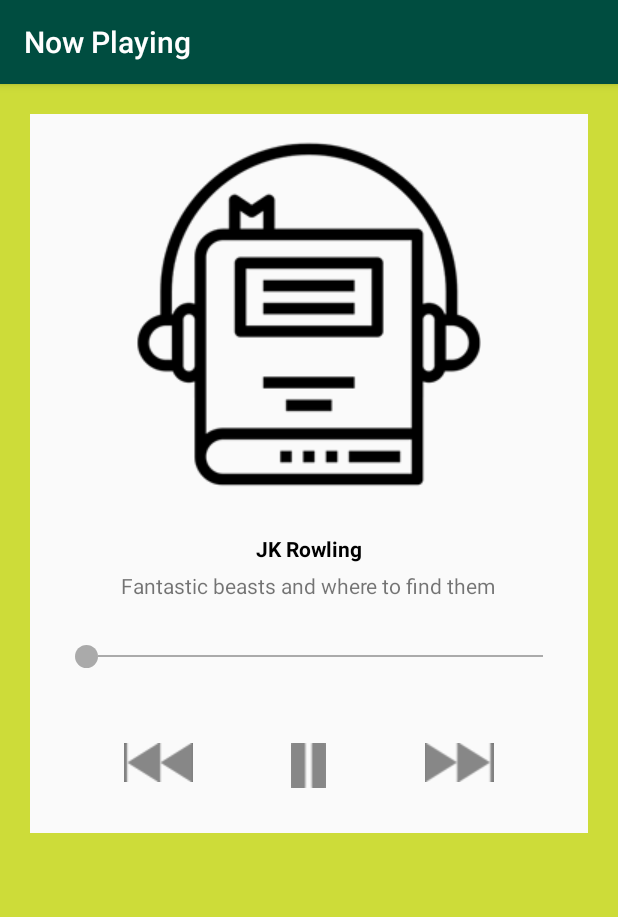
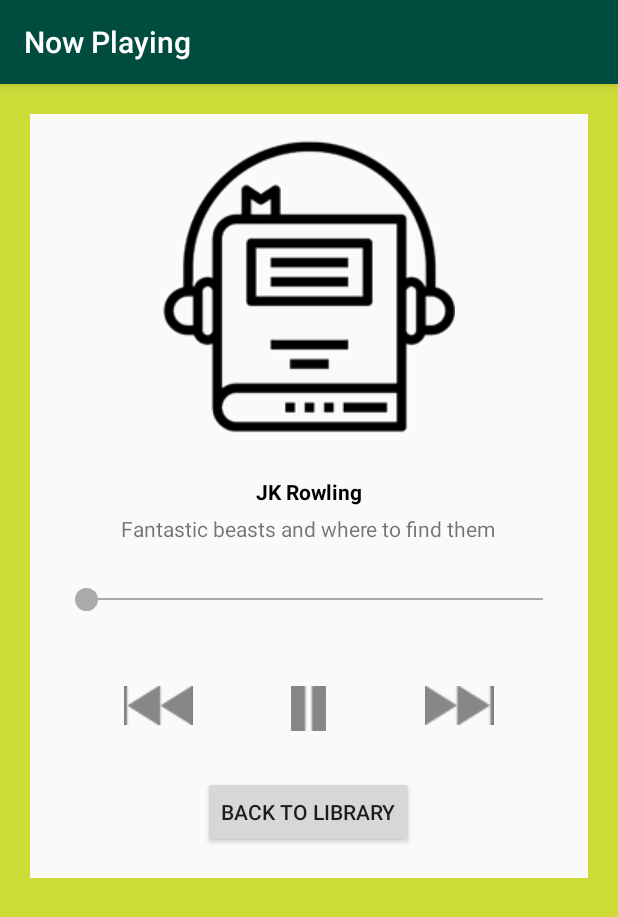
Before and after one commit to marielexoteria/LimeMusicPlayer, an Android app: the AudiobooksActivity screen opened directly, with no data from a screen before it, after a tap on "JK Rowling", on a phone screen of 412 x 824 dp. Shown: the top 917 px of the screen. Run offline under Robolectric (Android 15) with nearby library versions, the phone set to English and light mode, and no system bars.

Commit message:
Adding a back button to the views as per the project rubric

```diff
--- a/app/src/main/java/com/example/android/mymusicplayer/AudiobooksActivity.java
+++ b/app/src/main/java/com/example/android/mymusicplayer/AudiobooksActivity.java
@@ -1,12 +1,8 @@
 package com.example.android.mymusicplayer;
 
-import android.content.Intent;
 import android.support.v7.app.AppCompatActivity;
 import android.os.Bundle;
-import android.view.View;
-import android.widget.AdapterView;
 import android.widget.GridView;
-import android.widget.Toast;
 
 import java.util.ArrayList;
 
--- a/app/src/main/java/com/example/android/mymusicplayer/MainActivity.java
+++ b/app/src/main/java/com/example/android/mymusicplayer/MainActivity.java
@@ -1,16 +1,10 @@
 package com.example.android.mymusicplayer;
 
 import android.content.Intent;
-import android.media.Image;
 import android.support.v7.app.AppCompatActivity;
 import android.os.Bundle;
 import android.view.View;
-import android.widget.Button;
-import android.widget.ImageButton;
-import android.widget.ImageView;
 import android.widget.LinearLayout;
-import android.widget.TextView;
-import android.widget.Toast;
 
 import java.util.Set;
 
--- a/app/src/main/java/com/example/android/mymusicplayer/MusicActivity.java
+++ b/app/src/main/java/com/example/android/mymusicplayer/MusicActivity.java
@@ -3,9 +3,6 @@
 import android.support.v7.app.AppCompatActivity;
 import android.os.Bundle;
 import android.widget.GridView;
-import android.widget.LinearLayout;
-import android.widget.ListView;
-import android.widget.TextView;
 
 import java.util.ArrayList;
 
--- a/app/src/main/java/com/example/android/mymusicplayer/NowPlayingActivity.java
+++ b/app/src/main/java/com/example/android/mymusicplayer/NowPlayingActivity.java
@@ -1,12 +1,11 @@
 package com.example.android.mymusicplayer;
 
+import android.app.Activity;
 import android.content.Intent;
-import android.provider.MediaStore;
 import android.support.v7.app.AppCompatActivity;
 import android.os.Bundle;
 import android.view.View;
 import android.widget.Button;
-import android.widget.ImageButton;
 import android.widget.ImageView;
 import android.widget.LinearLayout;
 import android.widget.TextView;
@@ -21,7 +20,8 @@
         super.onCreate(savedInstanceState);
         setContentView(R.layout.now_playing);
 
-        // Get the data from previous activity (selected song in the playlist) and display it
+        //Get the data from previous activity (selected song in the playlist) and display it
+        //Help from my mentor: how to get the TextViews to display the correct sound file info
         Bundle extras = getIntent().getExtras();
         if (extras != null) {
             SoundFile file = getIntent().getExtras().getParcelable(EXTRA_SOUND_FILE);
@@ -44,6 +44,16 @@
                     Toast.makeText(NowPlayingActivity.this, "Just a mockup - for now ;)", Toast.LENGTH_SHORT).show();
                 }
             });
+
+            //Adding functionality of the back button > going back to the previous screen
+            //Answer from https://stackoverflow.com/questions/4038479/android-go-back-to-previous-activity
+            final Button backToPreviousScreen = (Button)findViewById(R.id.back_to_library);
+            backToPreviousScreen.setOnClickListener(new View.OnClickListener() {
+                @Override
+                public void onClick(View view) {
+                    finish();
+                }
+            });
         }
     }
 
--- a/app/src/main/java/com/example/android/mymusicplayer/PodcastsActivity.java
+++ b/app/src/main/java/com/example/android/mymusicplayer/PodcastsActivity.java
@@ -3,7 +3,6 @@
 import android.support.v7.app.AppCompatActivity;
 import android.os.Bundle;
 import android.widget.GridView;
-import android.widget.ListView;
 
 import java.util.ArrayList;
 
--- a/app/src/main/java/com/example/android/mymusicplayer/SoundFile.java
+++ b/app/src/main/java/com/example/android/mymusicplayer/SoundFile.java
@@ -56,8 +56,7 @@
 
     //Using the Parcelable interface to read the info about the pertinent file
     //in the position of the GridItem when the user of the app touches a specific file
-    //s/he wants to listen to
-
+    //they want to listen to
     protected SoundFile(Parcel in) {
         mIcon = in.readInt();
         mArtistOrAuthor = in.readString();
--- a/app/src/main/java/com/example/android/mymusicplayer/SoundFileAdapter.java
+++ b/app/src/main/java/com/example/android/mymusicplayer/SoundFileAdapter.java
@@ -20,7 +20,6 @@
  */
 
 public class SoundFileAdapter extends ArrayAdapter<SoundFile> {
-    private static final String LOG_TAG = SoundFileAdapter.class.getSimpleName();
 
     //Resource ID for the background color of each grid item.
     private int mItemBgColor;
@@ -90,7 +89,6 @@
             }
         });
 
-
         return gridItemView;
 
     }
--- a/app/src/main/res/layout/list_item.xml
+++ b/app/src/main/res/layout/list_item.xml
@@ -37,7 +37,7 @@
         android:layout_width="wrap_content"
         android:layout_height="wrap_content"
         android:id="@+id/list_play_button"
-        android:background="@drawable/play_button_2"
+        android:background="@drawable/play_button"
         android:layout_marginTop="@dimen/padding_between_title_button"/>
 
 </LinearLayout>
--- a/app/src/main/res/layout/now_playing.xml
+++ b/app/src/main/res/layout/now_playing.xml
@@ -91,6 +91,14 @@
 
         </LinearLayout>
 
+        <Button
+            android:layout_width="wrap_content"
+            android:layout_height="wrap_content"
+            android:id="@+id/back_to_library"
+            android:text="@string/button_back_to_library"
+            android:layout_marginTop="@dimen/space_between_elements"
+            android:layout_marginBottom="@dimen/space_between_elements"/>
+
     </LinearLayout>
 
 </ScrollView>
--- a/app/src/main/res/values/strings.xml
+++ b/app/src/main/res/values/strings.xml
@@ -14,6 +14,10 @@
     <string name="list_item_artist_author">Artist X</string>
     <string name="list_item_title">Title X</string>
 
+    <!-- Label on the back button used in sound_file_list.xml -->
+    <string name="button_back_to_main_screen">Back to main screen</string>
+
     <!-- Text used in now_playing.xml -->
     <string name="now_playing_label">Now Playing</string>
+    <string name="button_back_to_library">Back to library</string>
 </resources>
```
Also changed, not shown: app/src/main/res/layout/sound_file_list.xml (+18 -3 lines), app/src/main/res/drawable/audiobook_image_now_playing.png, app/src/main/res/drawable/music_image_now_playing.png, app/src/main/res/drawable/play_button.png, app/src/main/res/drawable/play_button_2.png (deleted), app/src/main/res/drawable/podcasts_image_now_playing.png.
